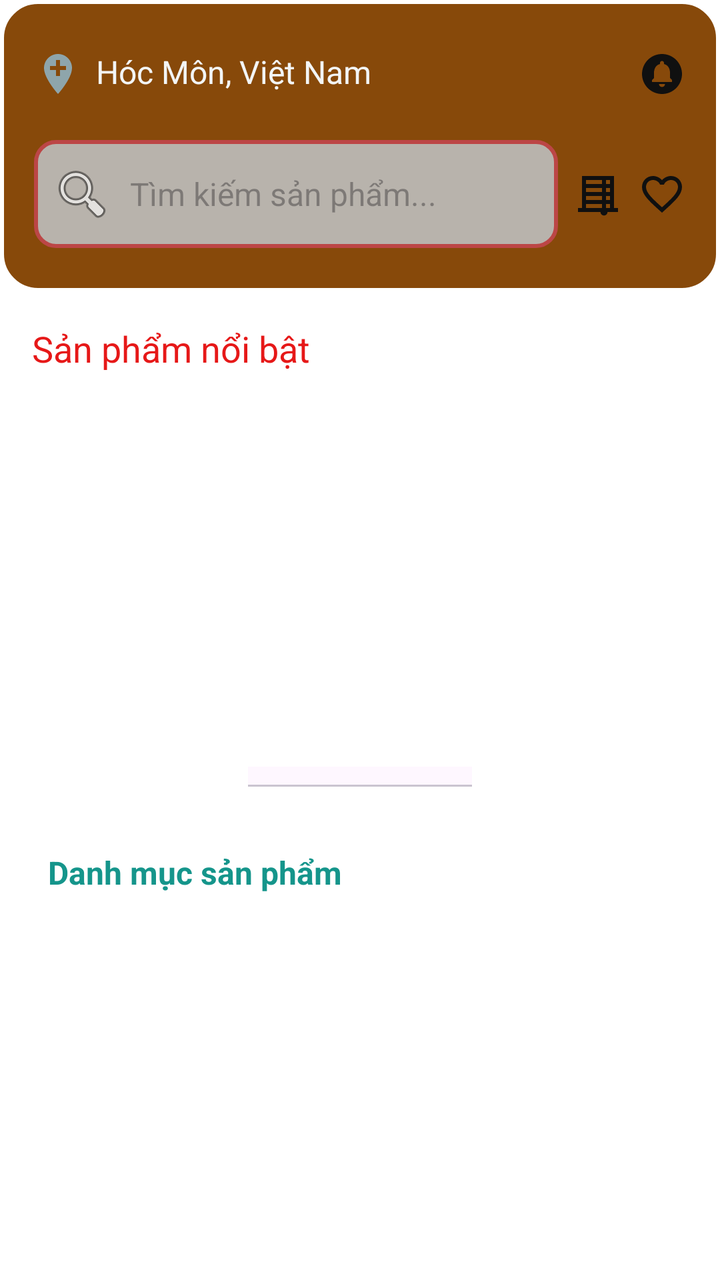
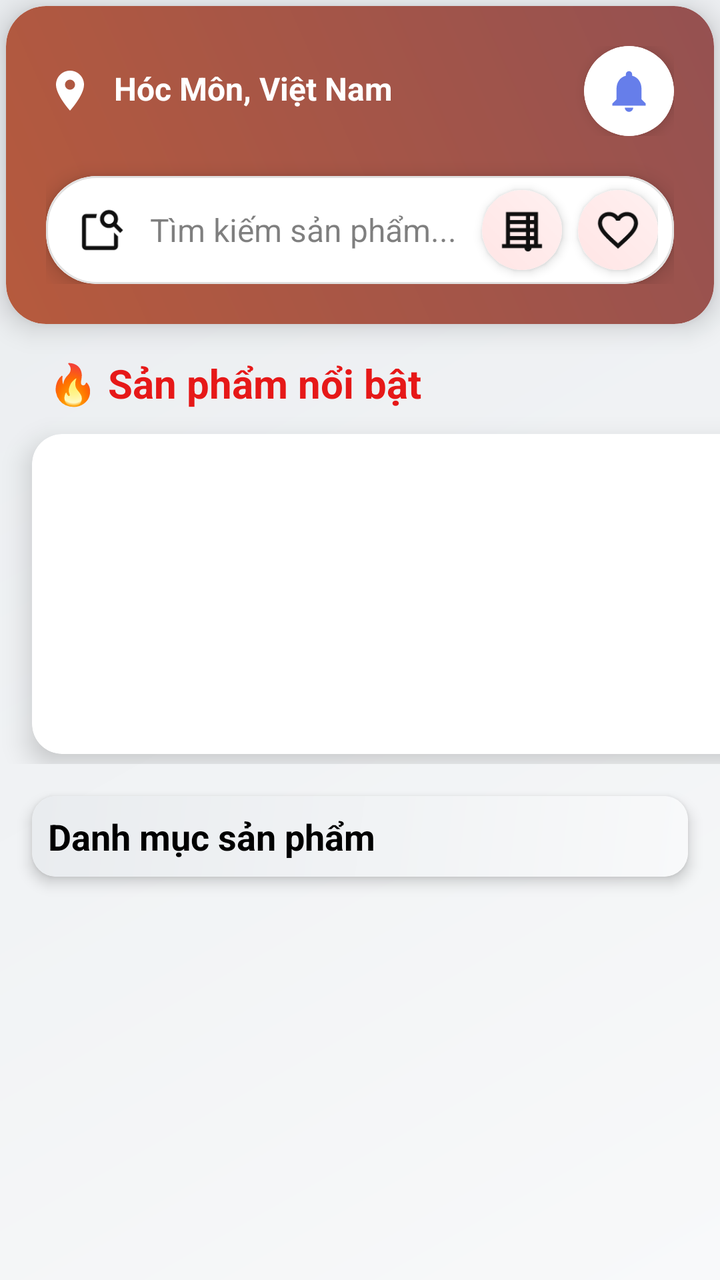

Two renders of the same Android screen: before a commit and after it. Below are the layout's source before the change and the commit's diff.
<!-- AndroidManifest.xml: application theme Theme.MyApplication -->
<!-- res/layout/fragment_home.xml -->
<?xml version="1.0" encoding="utf-8"?>
<androidx.constraintlayout.widget.ConstraintLayout
    xmlns:android="http://schemas.android.com/apk/res/android"
    xmlns:app="http://schemas.android.com/apk/res-auto"
    android:layout_width="match_parent"
    android:layout_height="match_parent"
    android:background="#FFFFFF">

    <LinearLayout
        android:id="@+id/fixed_content"
        android:layout_width="match_parent"
        android:layout_height="wrap_content"
        android:orientation="vertical"
        app:layout_constraintTop_toTopOf="parent">
        <LinearLayout
            android:layout_width="match_parent"
            android:layout_height="wrap_content"
            android:background="@drawable/round_bg"
            android:orientation="vertical"
            android:padding="17dp">
            <LinearLayout
                android:layout_width="match_parent"
                android:layout_height="wrap_content"
                android:layout_marginTop="8dp"
                android:gravity="center_vertical"
                android:orientation="horizontal">

                <TextView
                    android:id="@+id/tvViTri"
                    android:layout_width="0dp"
                    android:layout_height="wrap_content"
                    android:layout_marginEnd="19dp"
                    android:layout_weight="1"
                    android:drawableStart="@drawable/baseline_add_location_24"
                    android:drawablePadding="7dp"
                    android:text="Hóc Môn, Việt Nam"
                    android:textColor="#F3F5F6"
                    android:textSize="16sp" />

                <ImageView
                    android:id="@+id/igThongbao"
                    android:layout_width="wrap_content"
                    android:layout_height="wrap_content"
                    android:src="@drawable/baseline_circle_notifications_24" />
            </LinearLayout>

            
            <LinearLayout
                android:layout_width="match_parent"
                android:layout_height="64dp"
                android:layout_marginTop="16dp"
                android:gravity="center_vertical"
                android:orientation="horizontal">

                <EditText
                    android:id="@+id/edTimKiem"
                    android:layout_width="0dp"
                    android:layout_height="54dp"
                    android:layout_weight="1"
                    android:background="@drawable/botrontimkiem"
                    android:drawableStart="@android:drawable/ic_menu_search"
                    android:drawablePadding="8dp"
                    android:hint="Tìm kiếm sản phẩm..."
                    android:padding="8dp"
                    android:textSize="16sp" />


                <ImageView
                    android:id="@+id/igBoLoc"
                    android:layout_width="wrap_content"
                    android:layout_height="wrap_content"
                    android:layout_marginStart="8dp"
                    android:src="@drawable/baseline_blinds_closed_24"
                    android:contentDescription="Bộ lọc" />

                <ImageView
                    android:id="@+id/igYeuThich"
                    android:layout_width="wrap_content"
                    android:layout_height="wrap_content"
                    android:layout_marginStart="8dp"
                    android:background="@drawable/yt"
                    android:src="@drawable/baseline_favorite_border_24"
                    android:contentDescription="Yêu thích" />

            </LinearLayout>
        </LinearLayout>

        
        <TextView
            android:layout_width="match_parent"
            android:layout_height="wrap_content"
            android:layout_marginStart="16dp"
            android:layout_marginEnd="16dp"
            android:layout_marginTop="16dp"
            android:layout_marginBottom="8dp"
            android:text="Sản phẩm nổi bật"
            android:textColor="#E61818"
            android:textSize="18sp" />
        <androidx.viewpager2.widget.ViewPager2
            android:id="@+id/Banner"
            android:layout_width="match_parent"
            android:layout_height="173dp"
            android:layout_marginStart="16dp"
            android:layout_marginEnd="16dp"
            android:layout_marginTop="8dp"
            android:layout_marginBottom="8dp"
            android:clipToPadding="false"
            android:paddingStart="16dp"
            android:paddingEnd="16dp" />
        <com.google.android.material.tabs.TabLayout
            android:id="@+id/chamtron"
            android:layout_width="112dp"
            android:layout_height="10dp"
            android:layout_gravity="center"
            android:layout_marginBottom="16dp"
            app:tabIndicatorColor="#E61818"
            app:tabIndicatorHeight="4dp"
            app:tabSelectedTextColor="@android:color/transparent" />

        
        <LinearLayout
            android:layout_width="match_parent"
            android:layout_height="wrap_content"
            android:layout_marginStart="16dp"
            android:layout_marginEnd="16dp"
            android:layout_marginTop="8dp"
            android:layout_marginBottom="8dp"
            android:orientation="horizontal"
            android:gravity="center_vertical">

            <TextView
                android:layout_width="wrap_content"
                android:layout_height="wrap_content"
                android:padding="8dp"
                android:text="Danh mục sản phẩm"
                android:textColor="#15958B"
                android:textSize="16sp"
                android:textStyle="bold"/>
        </LinearLayout>
    </LinearLayout>

    
    <androidx.core.widget.NestedScrollView
        android:layout_width="match_parent"
        android:layout_height="0dp"
        android:fillViewport="true"
        app:layout_constraintTop_toBottomOf="@id/fixed_content"
        app:layout_constraintBottom_toBottomOf="parent">

        <androidx.recyclerview.widget.RecyclerView
            android:id="@+id/dsSP"
            android:layout_width="match_parent"
            android:layout_height="wrap_content"
            android:layout_marginStart="16dp"
            android:layout_marginEnd="16dp"
            android:layout_marginBottom="16dp"
            app:layoutManager="androidx.recyclerview.widget.LinearLayoutManager" />
    </androidx.core.widget.NestedScrollView>



</androidx.constraintlayout.widget.ConstraintLayout>
<!-- resources referenced by this layout -->
<resources>
  <!-- drawable baseline_add_location_24 (drawable) -->
  <vector xmlns:android="http://schemas.android.com/apk/res/android" android:height="24dp" android:tint="#8EA5AB" android:viewportHeight="24" android:viewportWidth="24" android:width="24dp">
        
      <path android:fillColor="@android:color/white" android:pathData="M12,2C8.14,2 5,5.14 5,9c0,5.25 7,13 7,13s7,-7.75 7,-13c0,-3.86 -3.14,-7 -7,-7zM16,10h-3v3h-2v-3L8,10L8,8h3L11,5h2v3h3v2z"/>
      
  </vector>
  <!-- drawable baseline_circle_notifications_24 (drawable) -->
  <vector xmlns:android="http://schemas.android.com/apk/res/android" android:height="24dp" android:tint="#101010" android:viewportHeight="24" android:viewportWidth="24" android:width="24dp">
        
      <path android:fillColor="@android:color/white" android:pathData="M12,2C6.48,2 2,6.48 2,12s4.48,10 10,10 10,-4.48 10,-10S17.52,2 12,2zM12,18.5c-0.83,0 -1.5,-0.67 -1.5,-1.5h3c0,0.83 -0.67,1.5 -1.5,1.5zM17,16L7,16v-1l1,-1v-2.61C8,9.27 9.03,7.47 11,7v-0.5c0,-0.57 0.43,-1 1,-1s1,0.43 1,1L13,7c1.97,0.47 3,2.28 3,4.39L16,14l1,1v1z"/>
      
  </vector>
  <!-- drawable botrontimkiem (drawable) -->
  <?xml version="1.0" encoding="utf-8"?>
  <shape xmlns:android="http://schemas.android.com/apk/res/android">
      <solid android:color="#B8B3AC"/> 
      <corners android:radius="10dp"/> 
      <stroke android:width="2dp" android:color="#BC4646"/>
  </shape>
  <!-- drawable round_bg (drawable) -->
  <?xml version="1.0" encoding="utf-8"?>
  <shape xmlns:android="http://schemas.android.com/apk/res/android">
  
      <solid android:color="#87490A"/> 
      <corners android:radius="18dp"/> 
      <stroke android:width="2dp" android:color="@color/white"/>
  </shape>
  <!-- drawable yt (drawable) -->
  <?xml version="1.0" encoding="utf-8"?>
  <selector xmlns:android="http://schemas.android.com/apk/res/android">
  
      
      <item android:state_selected="true">
          <shape>
              <solid android:color="#FF0000" />
              <corners android:radius="50dp" />
          </shape>
      </item>
  
      
      <item android:state_pressed="true">
          <shape>
              <solid android:color="#FF6B6B" />
              <corners android:radius="50dp" />
          </shape>
      </item>
  
      
      <item>
          <shape>
              <solid android:color="#00000000" />
              <corners android:radius="50dp" />
          </shape>
      </item>
  
  </selector>
  <color name="white">#FFFFFF</color>
  <!-- unchanged entries left out for length: 4 -->
</resources>

<!-- the commit's change to res/layout/fragment_home.xml (unified diff, before → after) -->
@@ -2,26 +2,32 @@
 <androidx.constraintlayout.widget.ConstraintLayout
     xmlns:android="http://schemas.android.com/apk/res/android"
     xmlns:app="http://schemas.android.com/apk/res-auto"
+    xmlns:tools="http://schemas.android.com/tools"
     android:layout_width="match_parent"
     android:layout_height="match_parent"
-    android:background="#FFFFFF">
-
-    <LinearLayout
-        android:id="@+id/fixed_content"
+    android:background="@drawable/gradient_background23">
+
+    
+    <androidx.cardview.widget.CardView
+        android:id="@+id/header_card"
         android:layout_width="match_parent"
         android:layout_height="wrap_content"
-        android:orientation="vertical"
+        android:layout_margin="3dp"
+        app:cardCornerRadius="20dp"
+        app:cardElevation="8dp"
         app:layout_constraintTop_toTopOf="parent">
+
         <LinearLayout
             android:layout_width="match_parent"
             android:layout_height="wrap_content"
-            android:background="@drawable/round_bg"
+            android:background="@drawable/header_gradient"
             android:orientation="vertical"
-            android:padding="17dp">
+            android:padding="20dp">
+
+            
             <LinearLayout
                 android:layout_width="match_parent"
                 android:layout_height="wrap_content"
-                android:layout_marginTop="8dp"
                 android:gravity="center_vertical"
                 android:orientation="horizontal">
 
@@ -31,120 +37,197 @@
                     android:layout_height="wrap_content"
                     android:layout_marginEnd="19dp"
                     android:layout_weight="1"
-                    android:drawableStart="@drawable/baseline_add_location_24"
-                    android:drawablePadding="7dp"
+                    android:drawableStart="@drawable/ic_location_gradient"
+                    android:drawablePadding="10dp"
                     android:text="Hóc Môn, Việt Nam"
-                    android:textColor="#F3F5F6"
-                    android:textSize="16sp" />
-
-                <ImageView
-                    android:id="@+id/igThongbao"
+                    android:textColor="#FFFFFF"
+                    android:textSize="16sp"
+                    android:textStyle="bold"/>
+
+                <androidx.cardview.widget.CardView
                     android:layout_width="wrap_content"
                     android:layout_height="wrap_content"
-                    android:src="@drawable/baseline_circle_notifications_24" />
+                    app:cardCornerRadius="25dp"
+                    app:cardElevation="4dp">
+
+                    <ImageView
+                        android:id="@+id/igThongbao"
+                        android:layout_width="45dp"
+                        android:layout_height="45dp"
+                        android:background="@drawable/notification_ripple"
+                        android:padding="10dp"
+                        android:src="@drawable/ic_notification_animated"
+                        android:clickable="true"
+                        android:focusable="true" />
+                </androidx.cardview.widget.CardView>
             </LinearLayout>
 
             
-            <LinearLayout
+            <androidx.cardview.widget.CardView
                 android:layout_width="match_parent"
-                android:layout_height="64dp"
-                android:layout_marginTop="16dp"
-                android:gravity="center_vertical"
-                android:orientation="horizontal">
-
-                <EditText
-                    android:id="@+id/edTimKiem"
-                    android:layout_width="0dp"
+                android:layout_height="wrap_content"
+                android:layout_marginTop="20dp"
+                app:cardCornerRadius="25dp"
+                app:cardElevation="6dp">
+
+                <LinearLayout
+                    android:layout_width="match_parent"
                     android:layout_height="54dp"
-                    android:layout_weight="1"
-                    android:background="@drawable/botrontimkiem"
-                    android:drawableStart="@android:drawable/ic_menu_search"
-                    android:drawablePadding="8dp"
-                    android:hint="Tìm kiếm sản phẩm..."
-                    android:padding="8dp"
-                    android:textSize="16sp" />
-
-
-                <ImageView
-                    android:id="@+id/igBoLoc"
-                    android:layout_width="wrap_content"
-                    android:layout_height="wrap_content"
-                    android:layout_marginStart="8dp"
-                    android:src="@drawable/baseline_blinds_closed_24"
-                    android:contentDescription="Bộ lọc" />
-
-                <ImageView
-                    android:id="@+id/igYeuThich"
-                    android:layout_width="wrap_content"
-                    android:layout_height="wrap_content"
-                    android:layout_marginStart="8dp"
-                    android:background="@drawable/yt"
-                    android:src="@drawable/baseline_favorite_border_24"
-                    android:contentDescription="Yêu thích" />
-
-            </LinearLayout>
+                    android:background="@drawable/search_bar_bg"
+                    android:gravity="center_vertical"
+                    android:orientation="horizontal"
+                    android:paddingStart="16dp"
+                    android:paddingEnd="8dp">
+
+                    <ImageView
+                        android:layout_width="24dp"
+                        android:layout_height="24dp"
+                        android:src="@drawable/outline_feature_search_24"
+                        android:layout_marginEnd="12dp" />
+
+                    <EditText
+                        android:id="@+id/edTimKiem"
+                        android:layout_width="0dp"
+                        android:layout_height="match_parent"
+                        android:layout_weight="1"
+                        android:background="@android:color/transparent"
+                        android:hint="Tìm kiếm sản phẩm..."
+                        android:textColorHint="#80000000"
+                        android:textSize="16sp"
+                        android:imeOptions="actionSearch"
+                        android:inputType="text" />
+
+                    
+                    <androidx.cardview.widget.CardView
+                        android:layout_width="wrap_content"
+                        android:layout_height="wrap_content"
+                        android:layout_marginEnd="8dp"
+                        app:cardCornerRadius="20dp"
+                        app:cardElevation="3dp">
+
+                        <ImageView
+                            android:id="@+id/igBoLoc"
+                            android:layout_width="40dp"
+                            android:layout_height="40dp"
+                            android:background="@drawable/filter_ripple"
+                            android:padding="8dp"
+                            android:src="@drawable/baseline_blinds_closed_24"
+                            android:clickable="true"
+                            android:focusable="true" />
+                    </androidx.cardview.widget.CardView>
+
+                    
+                    <androidx.cardview.widget.CardView
+                        android:layout_width="wrap_content"
+                        android:layout_height="wrap_content"
+                        app:cardCornerRadius="20dp"
+                        app:cardElevation="3dp">
+
+                        <ImageView
+                            android:id="@+id/igYeuThich"
+                            android:layout_width="40dp"
+                            android:layout_height="40dp"
+                            android:background="@drawable/filter_ripple"
+                            android:padding="8dp"
+                            android:src="@drawable/baseline_favorite_border_24"
+                            android:clickable="true"
+                            android:focusable="true" />
+                    </androidx.cardview.widget.CardView>
+                </LinearLayout>
+            </androidx.cardview.widget.CardView>
         </LinearLayout>
+    </androidx.cardview.widget.CardView>
+
+    
+    <LinearLayout
+        android:id="@+id/featured_section"
+        android:layout_width="412dp"
+        android:layout_height="204dp"
+        android:layout_marginTop="16dp"
+        android:orientation="vertical"
+        app:layout_constraintTop_toBottomOf="@id/header_card"
+        tools:ignore="MissingConstraints">
+
+        <TextView
+            android:layout_width="match_parent"
+            android:layout_height="wrap_content"
+            android:layout_marginStart="24dp"
+            android:layout_marginEnd="24dp"
+            android:layout_marginBottom="12dp"
+            android:text="🔥 Sản phẩm nổi bật"
+            android:textColor="#E61818"
+            android:textSize="20sp"
+            android:textStyle="bold" />
 
         
-        <TextView
+        <androidx.cardview.widget.CardView
             android:layout_width="match_parent"
             android:layout_height="wrap_content"
             android:layout_marginStart="16dp"
             android:layout_marginEnd="16dp"
-            android:layout_marginTop="16dp"
-            android:layout_marginBottom="8dp"
-            android:text="Sản phẩm nổi bật"
-            android:textColor="#E61818"
-            android:textSize="18sp" />
-        <androidx.viewpager2.widget.ViewPager2
-            android:id="@+id/Banner"
-            android:layout_width="match_parent"
-            android:layout_height="173dp"
-            android:layout_marginStart="16dp"
-            android:layout_marginEnd="16dp"
-            android:layout_marginTop="8dp"
-            android:layout_marginBottom="8dp"
-            android:clipToPadding="false"
-            android:paddingStart="16dp"
-            android:paddingEnd="16dp" />
+            app:cardCornerRadius="15dp"
+            app:cardElevation="8dp">
+
+            <androidx.viewpager2.widget.ViewPager2
+                android:id="@+id/Banner"
+                android:layout_width="match_parent"
+                android:layout_height="160dp"
+                android:clipToPadding="false"
+                android:clipChildren="false"
+                android:overScrollMode="never" />
+        </androidx.cardview.widget.CardView>
+
+        
         <com.google.android.material.tabs.TabLayout
             android:id="@+id/chamtron"
-            android:layout_width="112dp"
-            android:layout_height="10dp"
+            android:layout_width="wrap_content"
+            android:layout_height="wrap_content"
             android:layout_gravity="center"
+            android:layout_marginTop="12dp"
             android:layout_marginBottom="16dp"
             app:tabIndicatorColor="#E61818"
-            app:tabIndicatorHeight="4dp"
+            app:tabIndicatorHeight="6dp"
+            app:tabRippleColor="#40E61818"
             app:tabSelectedTextColor="@android:color/transparent" />
-
-        
+    </LinearLayout>
+
+    
+    <androidx.cardview.widget.CardView
+        android:id="@+id/categories_header"
+        android:layout_width="match_parent"
+        android:layout_height="wrap_content"
+        android:layout_margin="16dp"
+        app:cardCornerRadius="12dp"
+        app:cardElevation="4dp"
+        app:layout_constraintTop_toBottomOf="@id/featured_section">
+
         <LinearLayout
             android:layout_width="match_parent"
             android:layout_height="wrap_content"
-            android:layout_marginStart="16dp"
-            android:layout_marginEnd="16dp"
-            android:layout_marginTop="8dp"
-            android:layout_marginBottom="8dp"
+            android:background="@drawable/gradient_background23"
+            android:gravity="center_vertical"
             android:orientation="horizontal"
-            android:gravity="center_vertical">
+            android:padding="8dp">
 
             <TextView
-                android:layout_width="wrap_content"
+                android:layout_width="0dp"
                 android:layout_height="wrap_content"
-                android:padding="8dp"
+                android:layout_weight="1"
                 android:text="Danh mục sản phẩm"
-                android:textColor="#15958B"
-                android:textSize="16sp"
-                android:textStyle="bold"/>
+                android:textColor="#000000"
+                android:textSize="18sp"
+                android:textStyle="bold" />
         </LinearLayout>
-    </LinearLayout>
+    </androidx.cardview.widget.CardView>
 
     
     <androidx.core.widget.NestedScrollView
+        android:id="@+id/nestedScrollView"
         android:layout_width="match_parent"
         android:layout_height="0dp"
         android:fillViewport="true"
-        app:layout_constraintTop_toBottomOf="@id/fixed_content"
+        android:scrollbarStyle="outsideOverlay"
+        app:layout_constraintTop_toBottomOf="@id/categories_header"
         app:layout_constraintBottom_toBottomOf="parent">
 
         <androidx.recyclerview.widget.RecyclerView
@@ -153,10 +236,23 @@
             android:layout_height="wrap_content"
             android:layout_marginStart="16dp"
             android:layout_marginEnd="16dp"
-            android:layout_marginBottom="16dp"
+            android:layout_marginBottom="20dp"
+            android:clipToPadding="false"
+            android:paddingTop="8dp"
             app:layoutManager="androidx.recyclerview.widget.LinearLayoutManager" />
     </androidx.core.widget.NestedScrollView>
 
-
+    
+    <com.google.android.material.floatingactionbutton.FloatingActionButton
+        android:id="@+id/fabScrollTop"
+        android:layout_width="wrap_content"
+        android:layout_height="wrap_content"
+        android:layout_margin="16dp"
+        android:visibility="gone"
+        app:backgroundTint="#E61818"
+        app:layout_constraintBottom_toBottomOf="parent"
+        app:layout_constraintEnd_toEndOf="parent"
+        app:rippleColor="#FFFFFF"
+        app:tint="#FFFFFF" />
 
 </androidx.constraintlayout.widget.ConstraintLayout>
<!-- resource entries referenced after the edit -->
@@ -1,62 +1,83 @@
 <!-- resources referenced by this layout -->
 <resources>
-  <!-- drawable baseline_add_location_24 (drawable) -->
-  <vector xmlns:android="http://schemas.android.com/apk/res/android" android:height="24dp" android:tint="#8EA5AB" android:viewportHeight="24" android:viewportWidth="24" android:width="24dp">
+  <!-- drawable filter_ripple (drawable) -->
+  <?xml version="1.0" encoding="utf-8"?>
+  <ripple xmlns:android="http://schemas.android.com/apk/res/android"
+      android:color="#40E61818">
+      <item>
+          <shape android:shape="oval">
+              <gradient
+                  android:angle="45"
+                  android:startColor="#FFE5E5"
+                  android:endColor="#FFF0F0"
+                  android:type="linear" />
+          </shape>
+      </item>
+  </ripple>
+  <!-- drawable gradient_background23 (drawable) -->
+  <?xml version="1.0" encoding="utf-8"?>
+  <shape xmlns:android="http://schemas.android.com/apk/res/android">
+      <gradient
+          android:angle="135"
+          android:startColor="#F8F9FA"
+          android:endColor="#E9ECEF"
+          android:type="linear" />
+  </shape>
+  <!-- drawable header_gradient (drawable) -->
+  <?xml version="1.0" encoding="utf-8"?>
+  <shape xmlns:android="http://schemas.android.com/apk/res/android">
+      <gradient
+          android:angle="45"
+          android:startColor="#B65A3D"
+          android:endColor="#955151"
+          android:type="linear" />
+      <corners android:radius="20dp" />
+  </shape>
+  <!-- drawable ic_location_gradient (drawable) -->
+  <?xml version="1.0" encoding="utf-8"?>
+  <vector xmlns:android="http://schemas.android.com/apk/res/android"
+      android:width="24dp"
+      android:height="24dp"
+      android:viewportWidth="24"
+      android:viewportHeight="24">
+      <path
+          android:fillColor="#FFFFFF"
+          android:pathData="M12,2C8.13,2 5,5.13 5,9c0,5.25 7,13 7,13s7,-7.75 7,-13C19,5.13 15.87,2 12,2zM12,11.5c-1.38,0 -2.5,-1.12 -2.5,-2.5s1.12,-2.5 2.5,-2.5s2.5,1.12 2.5,2.5S13.38,11.5 12,11.5z"/>
+  </vector>
+  <!-- drawable ic_notification_animated (drawable) -->
+  <?xml version="1.0" encoding="utf-8"?>
+  <vector xmlns:android="http://schemas.android.com/apk/res/android"
+      android:width="24dp"
+      android:height="24dp"
+      android:viewportWidth="24"
+      android:viewportHeight="24">
+      <path
+          android:fillColor="#667eea"
+          android:pathData="M12,22c1.1,0 2,-0.9 2,-2h-4c0,1.1 0.89,2 2,2zM18,16v-5c0,-3.07 -1.64,-5.64 -4.5,-6.32V4c0,-0.83 -0.67,-1.5 -1.5,-1.5s-1.5,0.67 -1.5,1.5v0.68C7.63,5.36 6,7.92 6,11v5l-2,2v1h16v-1l-2,-2z"/>
+  </vector>
+  <!-- drawable notification_ripple (drawable) -->
+  <?xml version="1.0" encoding="utf-8"?>
+  <ripple xmlns:android="http://schemas.android.com/apk/res/android"
+      android:color="#40667eea">
+      <item>
+          <shape android:shape="oval">
+              <solid android:color="#FFFFFF" />
+          </shape>
+      </item>
+  </ripple>
+  <!-- drawable outline_feature_search_24 (drawable) -->
+  <vector xmlns:android="http://schemas.android.com/apk/res/android" android:height="24dp" android:tint="#101010" android:viewportHeight="960" android:viewportWidth="960" android:width="24dp">
         
-      <path android:fillColor="@android:color/white" android:pathData="M12,2C8.14,2 5,5.14 5,9c0,5.25 7,13 7,13s7,-7.75 7,-13c0,-3.86 -3.14,-7 -7,-7zM16,10h-3v3h-2v-3L8,10L8,8h3L11,5h2v3h3v2z"/>
+      <path android:fillColor="@android:color/white" android:pathData="M720,530L800,610L800,800Q800,833 776.5,856.5Q753,880 720,880L160,880Q127,880 103.5,856.5Q80,833 80,800L80,240Q80,207 103.5,183.5Q127,160 160,160L380,160Q372,178 368,198.5Q364,219 362,240L160,240Q160,240 160,240Q160,240 160,240L160,800Q160,800 160,800Q160,800 160,800L720,800Q720,800 720,800Q720,800 720,800L720,530ZM772,356L900,484L844,540L716,412Q695,424 671,432Q647,440 620,440Q545,440 492.5,387.5Q440,335 440,260Q440,185 492.5,132.5Q545,80 620,80Q695,80 747.5,132.5Q800,185 800,260Q800,287 792,311Q784,335 772,356ZM620,360Q662,360 691,331Q720,302 720,260Q720,218 691,189Q662,160 620,160Q578,160 549,189Q520,218 520,260Q520,302 549,331Q578,360 620,360ZM160,530L160,800Q160,800 160,800Q160,800 160,800L160,800Q160,800 160,800Q160,800 160,800L160,240Q160,240 160,240Q160,240 160,240L160,240Q160,357 160,438.5Q160,520 160,520Q160,520 160,517Q160,514 160,508L160,530Z"/>
       
   </vector>
-  <!-- drawable baseline_circle_notifications_24 (drawable) -->
-  <vector xmlns:android="http://schemas.android.com/apk/res/android" android:height="24dp" android:tint="#101010" android:viewportHeight="24" android:viewportWidth="24" android:width="24dp">
-        
-      <path android:fillColor="@android:color/white" android:pathData="M12,2C6.48,2 2,6.48 2,12s4.48,10 10,10 10,-4.48 10,-10S17.52,2 12,2zM12,18.5c-0.83,0 -1.5,-0.67 -1.5,-1.5h3c0,0.83 -0.67,1.5 -1.5,1.5zM17,16L7,16v-1l1,-1v-2.61C8,9.27 9.03,7.47 11,7v-0.5c0,-0.57 0.43,-1 1,-1s1,0.43 1,1L13,7c1.97,0.47 3,2.28 3,4.39L16,14l1,1v1z"/>
-      
-  </vector>
-  <!-- drawable botrontimkiem (drawable) -->
+  <!-- drawable search_bar_bg (drawable) -->
   <?xml version="1.0" encoding="utf-8"?>
   <shape xmlns:android="http://schemas.android.com/apk/res/android">
-      <solid android:color="#B8B3AC"/> 
-      <corners android:radius="10dp"/> 
-      <stroke android:width="2dp" android:color="#BC4646"/>
+      <solid android:color="#FFFFFF" />
+      <corners android:radius="25dp" />
+      <stroke android:width="1dp" android:color="#E0E0E0" />
   </shape>
-  <!-- drawable round_bg (drawable) -->
-  <?xml version="1.0" encoding="utf-8"?>
-  <shape xmlns:android="http://schemas.android.com/apk/res/android">
-  
-      <solid android:color="#87490A"/> 
-      <corners android:radius="18dp"/> 
-      <stroke android:width="2dp" android:color="@color/white"/>
-  </shape>
-  <!-- drawable yt (drawable) -->
-  <?xml version="1.0" encoding="utf-8"?>
-  <selector xmlns:android="http://schemas.android.com/apk/res/android">
-  
-      
-      <item android:state_selected="true">
-          <shape>
-              <solid android:color="#FF0000" />
-              <corners android:radius="50dp" />
-          </shape>
-      </item>
-  
-      
-      <item android:state_pressed="true">
-          <shape>
-              <solid android:color="#FF6B6B" />
-              <corners android:radius="50dp" />
-          </shape>
-      </item>
-  
-      
-      <item>
-          <shape>
-              <solid android:color="#00000000" />
-              <corners android:radius="50dp" />
-          </shape>
-      </item>
-  
-  </selector>
-  <color name="white">#FFFFFF</color>
   <!-- unchanged entries left out for length: 4 -->
 </resources>
 
